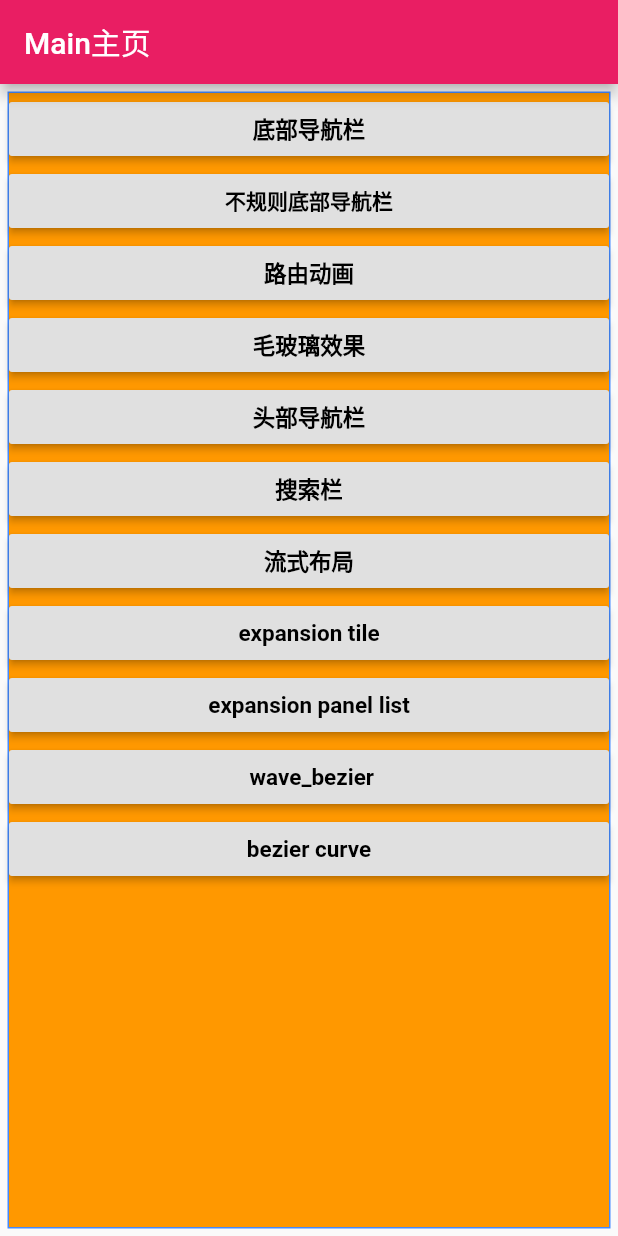
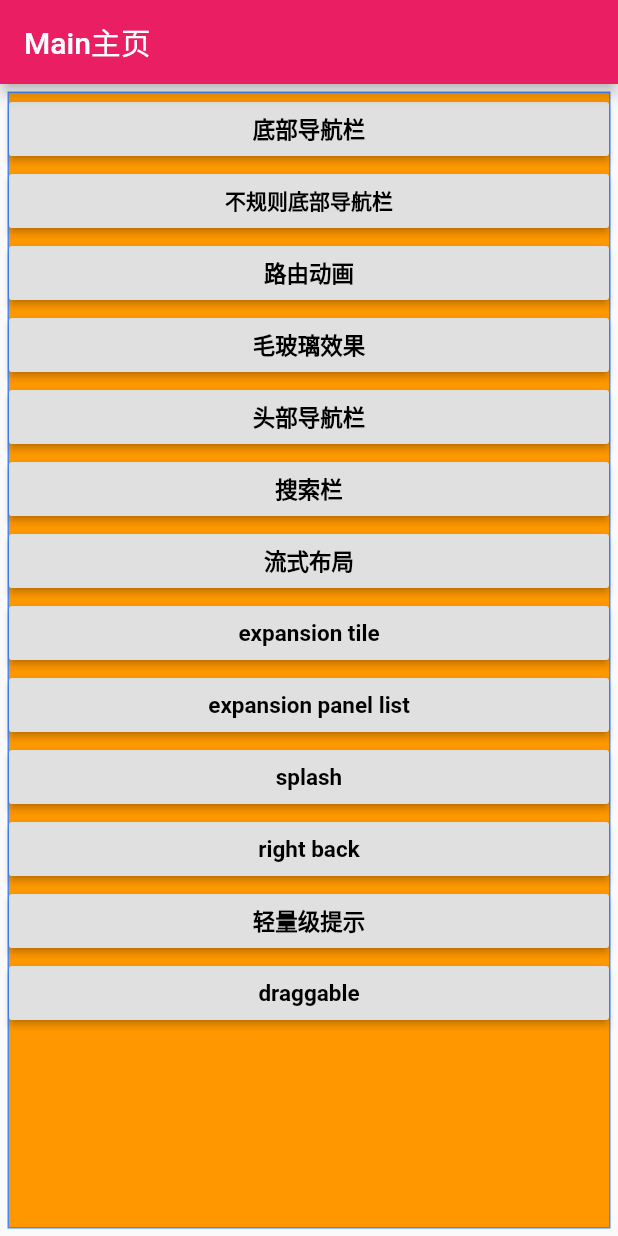
Before and after one commit to ZHughZhang/flutter_demo, a Flutter app: the screen it shows after launch, on a phone screen of 412 x 824 dp. Run offline on Flutter 3.47's test engine with Material 2 defaults, Android fonts, the phone set to English and light mode, and no system bars.

Commit message:
闪屏页面 和 draggable 拖拽控件

```diff
--- a/flutter_demo/lib/main.dart
+++ b/flutter_demo/lib/main.dart
@@ -8,8 +8,10 @@ import 'search/search_bar.dart';
 import 'wraplayout/wrap_layout.dart';
 import 'expansiontile/expansion_tile.dart';
 import 'expansiontile/expansion_panel_list.dart';
-import 'bezier/bezier_curve.dart';
-import 'bezier/bezier_curve2.dart';
+import 'splash/splash.dart';
+import 'right_back/right_back.dart';
+import 'tool_tips/tool_tips.dart';
+import 'touch_widget/draggable_widget.dart';
 
 void main() => runApp(MyApp());
 
@@ -18,7 +20,6 @@ class MyApp extends StatelessWidget {
   Widget build(BuildContext context) {
     return MaterialApp(
       title: '开始页面',
-      debugShowCheckedModeBanner: false,
       theme: ThemeData(primaryColor: Colors.pink), //自定义主题
       home: _Mainpage(),
     );
@@ -166,7 +167,7 @@ class _Mainpage extends StatelessWidget {
             ),
             RaisedButton(
               child: Text(
-				' wave_bezier',
+                'splash',
                 style: TextStyle(
                     color: Colors.black,
                     fontSize: 15.0,
@@ -174,12 +175,12 @@ class _Mainpage extends StatelessWidget {
               ),
               onPressed: () {
                 Navigator.of(context).push(MaterialPageRoute(
-					builder: (context) => bezier()));
+                    builder: (context) => splash_animation()));
               },
             ),
             RaisedButton(
               child: Text(
-                'bezier curve',
+                'right back',
                 style: TextStyle(
                     color: Colors.black,
                     fontSize: 15.0,
@@ -187,7 +188,33 @@ class _Mainpage extends StatelessWidget {
               ),
               onPressed: () {
                 Navigator.of(context).push(MaterialPageRoute(
-                    builder: (context) => wave_bezier()));
+                    builder: (context) => right_back()));
+              },
+            ),
+            RaisedButton(
+              child: Text(
+                '轻量级提示',
+                style: TextStyle(
+                    color: Colors.black,
+                    fontSize: 15.0,
+                    fontWeight: FontWeight.bold),
+              ),
+              onPressed: () {
+                Navigator.of(context).push(MaterialPageRoute(
+                    builder: (context) => tools_tips()));
+              },
+            ),
+            RaisedButton(
+              child: Text(
+                'draggable',
+                style: TextStyle(
+                    color: Colors.black,
+                    fontSize: 15.0,
+                    fontWeight: FontWeight.bold),
+              ),
+              onPressed: () {
+                Navigator.of(context).push(MaterialPageRoute(
+                    builder: (context) => draggable_demo()));
               },
             ),
           ],
```
Also changed, not shown: flutter_demo/lib/right_back/right_back.dart (added, +23 -0 lines), flutter_demo/lib/splash/splash.dart (added, +63 -0 lines), flutter_demo/lib/tool_tips/tool_tips.dart (added, +24 -0 lines), flutter_demo/lib/touch_widget/draggable_widget.dart (added, +95 -0 lines). Lines whose indentation alone changed are shown as unchanged.
